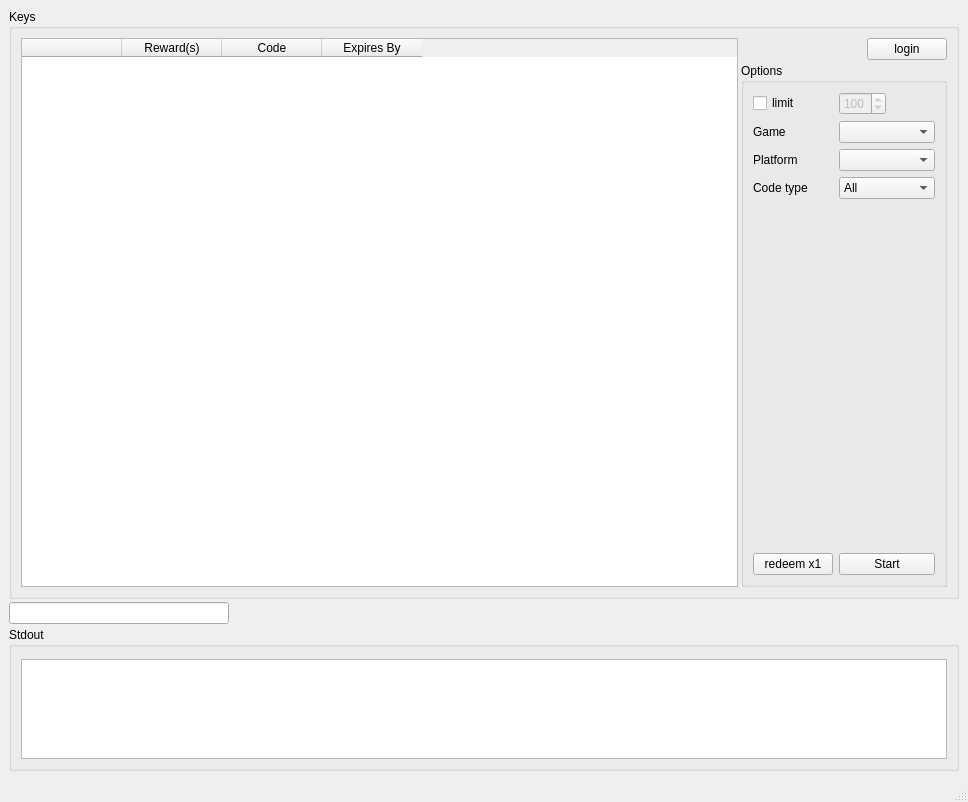
First picture: the form in include/ui/controlwindow.ui, repository Fabbi/autoshift, before the edit.
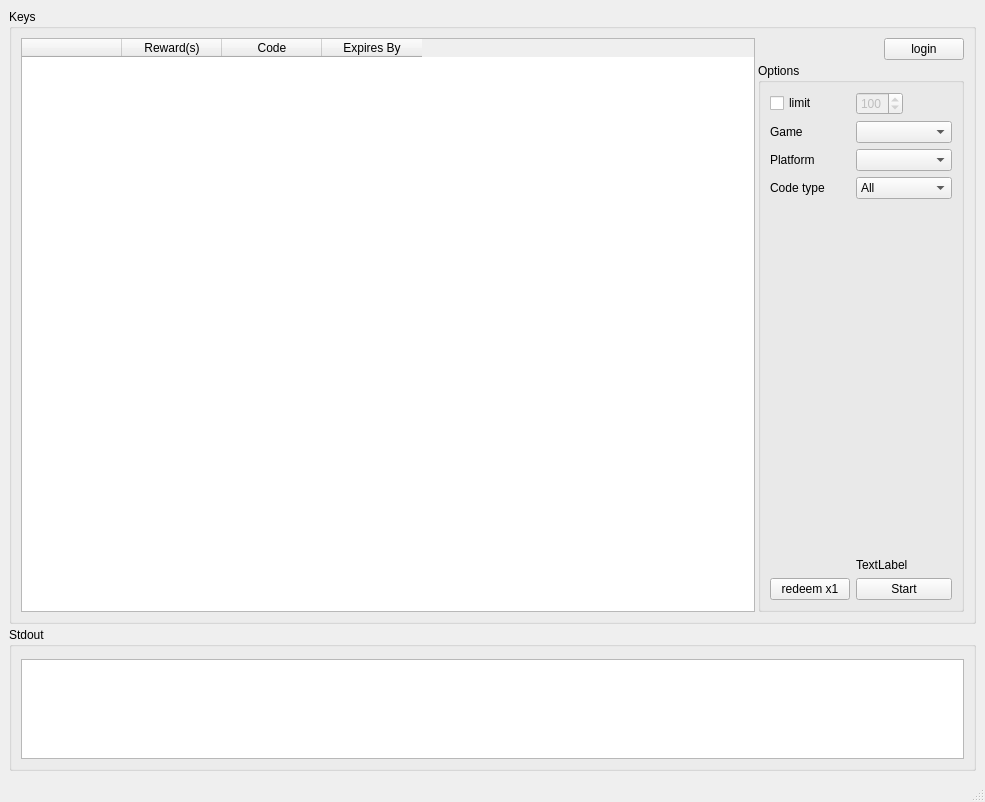
Second picture: the form after the edit. Custom widgets are drawn as their Qt base class.

```diff
--- a/include/ui/controlwindow.ui
+++ b/include/ui/controlwindow.ui
@@ -6,7 +6,7 @@
    <rect>
     <x>0</x>
     <y>0</y>
-    <width>968</width>
+    <width>985</width>
     <height>802</height>
    </rect>
   </property>
@@ -269,6 +269,13 @@
               </property>
              </widget>
             </item>
+            <item row="5" column="1">
+             <widget class="QLabel" name="label_2">
+              <property name="text">
+               <string>TextLabel</string>
+              </property>
+             </widget>
+            </item>
            </layout>
           </widget>
          </item>
@@ -277,31 +284,6 @@
       </layout>
      </widget>
     </item>
-    <item>
-     <widget class="QLineEdit" name="codeInput">
-      <property name="sizePolicy">
-       <sizepolicy hsizetype="Fixed" vsizetype="Fixed">
-        <horstretch>0</horstretch>
-        <verstretch>0</verstretch>
-       </sizepolicy>
-      </property>
-      <property name="minimumSize">
-       <size>
-        <width>220</width>
-        <height>0</height>
-       </size>
-      </property>
-      <property name="baseSize">
-       <size>
-        <width>220</width>
-        <height>0</height>
-       </size>
-      </property>
-      <property name="text">
-       <string/>
-      </property>
-     </widget>
-    </item>
     <item>
      <widget class="QGroupBox" name="stdout_box">
       <property name="sizePolicy">
```
Left out of the diff: 4 changed lines with no effect on the pictures.
